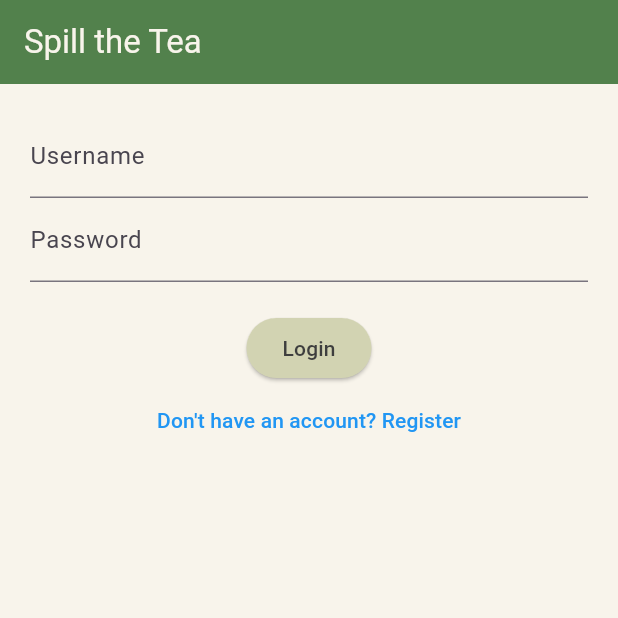
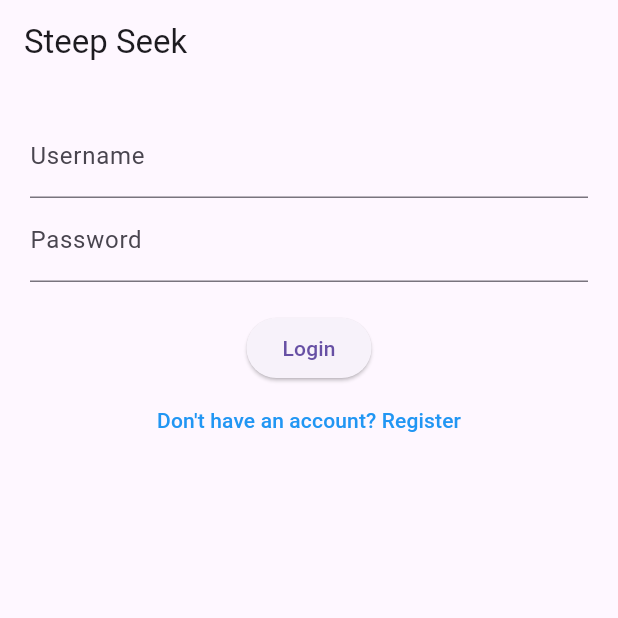
Before and after one commit to awroda596/capstone, a Flutter app: the screen it shows after launch, on a phone screen of 412 x 824 dp, the top half of it. Run offline on Flutter 3.47's test engine with Material 3 defaults, Android fonts, the phone set to English and light mode, and no system bars; our stand-ins replace image_picker, shared_preferences, stop_watch_timer; Roboto replaces fonts that are missing (Georgia); statements that could not run were skipped.

Commit message:
formatting TITLE+

```diff
--- a/frontend/lib/main.dart
+++ b/frontend/lib/main.dart
@@ -49,7 +49,7 @@ class MyApp extends StatelessWidget {
   @override
   Widget build(BuildContext context) {
     return MaterialApp(
-      title: 'Spill the Tea',
+      title: 'Steep Seek'
       theme: appTheme, //defined in theme in config
       home: FutureBuilder<bool>(
         future: checkToken(),
--- a/frontend/lib/pages/auth/login.dart
+++ b/frontend/lib/pages/auth/login.dart
@@ -53,7 +53,7 @@ void _showRegistrationDialog() {
   @override
   Widget build(BuildContext context) {
     return Scaffold(
-      appBar: AppBar(title: Text("Spill the Tea")),
+      appBar: AppBar(title: Text("Steep Seek")),
       body: Padding(
         padding: const EdgeInsets.all(20),
         child: Column(
--- a/frontend/lib/services/user.dart
+++ b/frontend/lib/services/user.dart
@@ -51,7 +51,7 @@ Future<void> updateAvatar(XFile image) async {
   final token = await getJwtToken();
   if (token == null) throw Exception('No token');
 
-  final bytes = await image.readAsBytes(); // ✅ works on all platforms
+  final bytes = await image.readAsBytes(); // =
   final base64Image = base64Encode(bytes);
 
   final res = await http.post(
```
Also changed, not shown: 1 other file.
